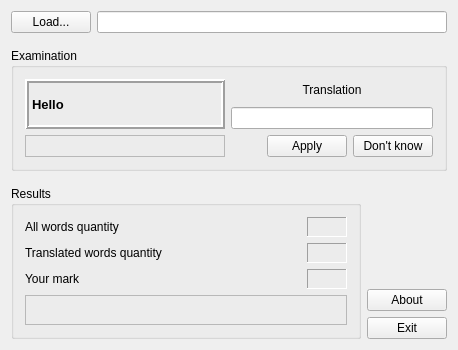
The window that window.ui (olgerd27/words_teacher) describes before a commit, drawn with Qt 5.
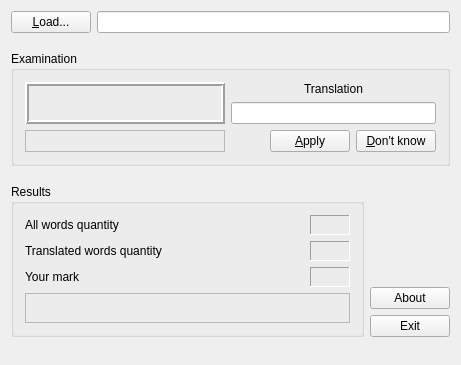
The same window after the commit.

Commit message: Add new class WordWT for storing words and its translations. Correct some features of UI.

```diff
--- a/window.ui
+++ b/window.ui
@@ -6,8 +6,8 @@
    <rect>
     <x>0</x>
     <y>0</y>
-    <width>451</width>
-    <height>350</height>
+    <width>461</width>
+    <height>365</height>
    </rect>
   </property>
   <property name="sizePolicy">
@@ -19,13 +19,13 @@
   <property name="minimumSize">
    <size>
     <width>0</width>
-    <height>350</height>
+    <height>365</height>
    </size>
   </property>
   <property name="maximumSize">
    <size>
-    <width>600</width>
-    <height>350</height>
+    <width>650</width>
+    <height>366</height>
    </size>
   </property>
   <property name="windowTitle">
@@ -34,18 +34,13 @@
   <property name="locale">
    <locale language="Russian" country="Ukraine"/>
   </property>
-  <layout class="QVBoxLayout" name="verticalLayout_4">
-   <item>
     <layout class="QVBoxLayout" name="verticalLayout_3">
-     <property name="spacing">
-      <number>15</number>
-     </property>
      <item>
       <layout class="QHBoxLayout" name="horizontalLayout">
        <item>
         <widget class="QPushButton" name="m_pbLoad">
          <property name="text">
-          <string>Load...</string>
+        <string>&amp;Load...</string>
          </property>
         </widget>
        </item>
@@ -61,62 +56,41 @@
        </item>
       </layout>
      </item>
+   <item>
+    <spacer name="verticalSpacer_4">
+     <property name="orientation">
+      <enum>Qt::Vertical</enum>
+     </property>
+     <property name="sizeType">
+      <enum>QSizePolicy::Fixed</enum>
+     </property>
+     <property name="sizeHint" stdset="0">
+      <size>
+       <width>20</width>
+       <height>12</height>
+      </size>
+     </property>
+    </spacer>
+   </item>
      <item>
       <widget class="QGroupBox" name="m_gbExamination">
        <property name="title">
         <string>Examination</string>
        </property>
        <layout class="QGridLayout" name="gridLayout">
-        <item row="2" column="0">
-         <widget class="QLabel" name="m_lSuccesfulTranslate">
-          <property name="frameShape">
-           <enum>QFrame::StyledPanel</enum>
-          </property>
-          <property name="text">
-           <string/>
-          </property>
-         </widget>
-        </item>
-        <item row="2" column="1">
-         <spacer name="horizontalSpacer">
-          <property name="orientation">
-           <enum>Qt::Horizontal</enum>
-          </property>
-          <property name="sizeHint" stdset="0">
-           <size>
-            <width>40</width>
-            <height>20</height>
-           </size>
-          </property>
-         </spacer>
-        </item>
-        <item row="2" column="3">
-         <widget class="QPushButton" name="m_pbDontKnow">
-          <property name="text">
-           <string>Don't know</string>
-          </property>
-         </widget>
-        </item>
-        <item row="2" column="2">
-         <widget class="QPushButton" name="m_pbApply">
-          <property name="text">
-           <string>Apply</string>
-          </property>
-         </widget>
-        </item>
         <item row="0" column="0" rowspan="2">
          <widget class="QLabel" name="m_lNeedTranslate">
           <property name="minimumSize">
            <size>
             <width>200</width>
-            <height>50</height>
+          <height>40</height>
            </size>
           </property>
           <property name="font">
            <font>
-            <pointsize>10</pointsize>
-            <weight>75</weight>
-            <bold>true</bold>
+          <pointsize>12</pointsize>
+          <weight>50</weight>
+          <bold>false</bold>
            </font>
           </property>
           <property name="frameShape">
@@ -129,12 +103,46 @@
            <number>2</number>
           </property>
           <property name="text">
-           <string>Hello</string>
-          </property>
-         </widget>
-        </item>
-        <item row="1" column="1" colspan="3">
+         <string/>
+        </property>
+        <property name="textFormat">
+         <enum>Qt::AutoText</enum>
+        </property>
+        <property name="alignment">
+         <set>Qt::AlignCenter</set>
+        </property>
+       </widget>
+      </item>
+      <item row="0" column="1">
+       <widget class="QLabel" name="m_lTranslation">
+        <property name="sizePolicy">
+         <sizepolicy hsizetype="Expanding" vsizetype="Preferred">
+          <horstretch>0</horstretch>
+          <verstretch>0</verstretch>
+         </sizepolicy>
+        </property>
+        <property name="minimumSize">
+         <size>
+          <width>150</width>
+          <height>0</height>
+         </size>
+        </property>
+        <property name="text">
+         <string>Translation</string>
+        </property>
+        <property name="alignment">
+         <set>Qt::AlignCenter</set>
+        </property>
+       </widget>
+      </item>
+      <item row="1" column="1">
          <widget class="QLineEdit" name="m_leTranslation">
+        <property name="sizePolicy">
+         <sizepolicy hsizetype="Expanding" vsizetype="Fixed">
+          <horstretch>0</horstretch>
+          <verstretch>0</verstretch>
+         </sizepolicy>
+        </property>
           <property name="minimumSize">
            <size>
             <width>150</width>
@@ -149,19 +157,72 @@
           </property>
          </widget>
         </item>
-        <item row="0" column="1" colspan="3">
-         <widget class="QLabel" name="m_lTranslation">
+      <item row="2" column="0">
+       <widget class="QLabel" name="m_lSuccesfulTranslate">
+        <property name="minimumSize">
+         <size>
+          <width>200</width>
+          <height>0</height>
+         </size>
+        </property>
+        <property name="frameShape">
+         <enum>QFrame::StyledPanel</enum>
+        </property>
           <property name="text">
-           <string>Translation</string>
-          </property>
-          <property name="alignment">
-           <set>Qt::AlignCenter</set>
+         <string/>
+        </property>
+       </widget>
+      </item>
+      <item row="2" column="1">
+       <layout class="QHBoxLayout" name="horizontalLayout_3">
+        <item>
+         <spacer name="horizontalSpacer">
+          <property name="orientation">
+           <enum>Qt::Horizontal</enum>
           </property>
+          <property name="sizeHint" stdset="0">
+           <size>
+            <width>13</width>
+            <height>20</height>
+           </size>
+          </property>
+         </spacer>
+        </item>
+        <item>
+         <widget class="QPushButton" name="m_pbApply">
+          <property name="text">
+           <string>&amp;Apply</string>
+          </property>
          </widget>
         </item>
+        <item>
+         <widget class="QPushButton" name="m_pbDontKnow">
+          <property name="text">
+           <string>&amp;Don't know</string>
+          </property>
+         </widget>
+        </item>
        </layout>
-      </widget>
-     </item>
+      </item>
+     </layout>
+    </widget>
+   </item>
+   <item>
+    <spacer name="verticalSpacer_2">
+     <property name="orientation">
+      <enum>Qt::Vertical</enum>
+     </property>
+     <property name="sizeType">
+      <enum>QSizePolicy::Fixed</enum>
+     </property>
+     <property name="sizeHint" stdset="0">
+      <size>
+       <width>20</width>
+       <height>12</height>
+      </size>
+     </property>
+    </spacer>
+   </item>
      <item>
       <layout class="QHBoxLayout" name="horizontalLayout_2">
        <item>
@@ -442,8 +503,6 @@
        </item>
       </layout>
      </item>
-    </layout>
-   </item>
    <item>
     <spacer name="verticalSpacer_3">
      <property name="orientation">
```
Left out of the diff: 9 changed lines with no effect on the pictures. Lines whose indentation alone changed are shown as unchanged. The commit also changes 5 other files.
